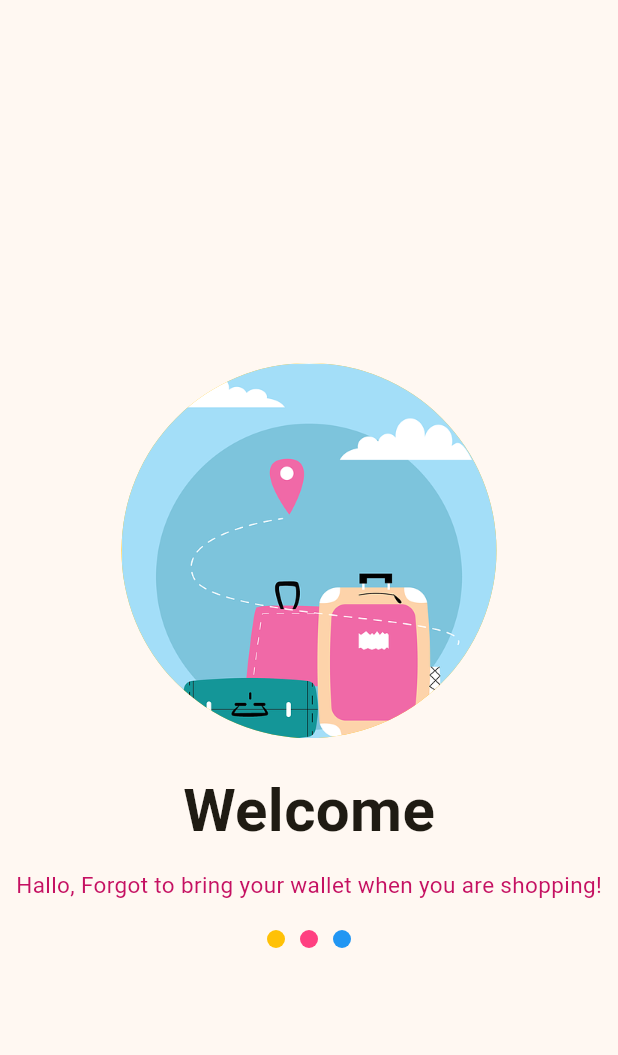
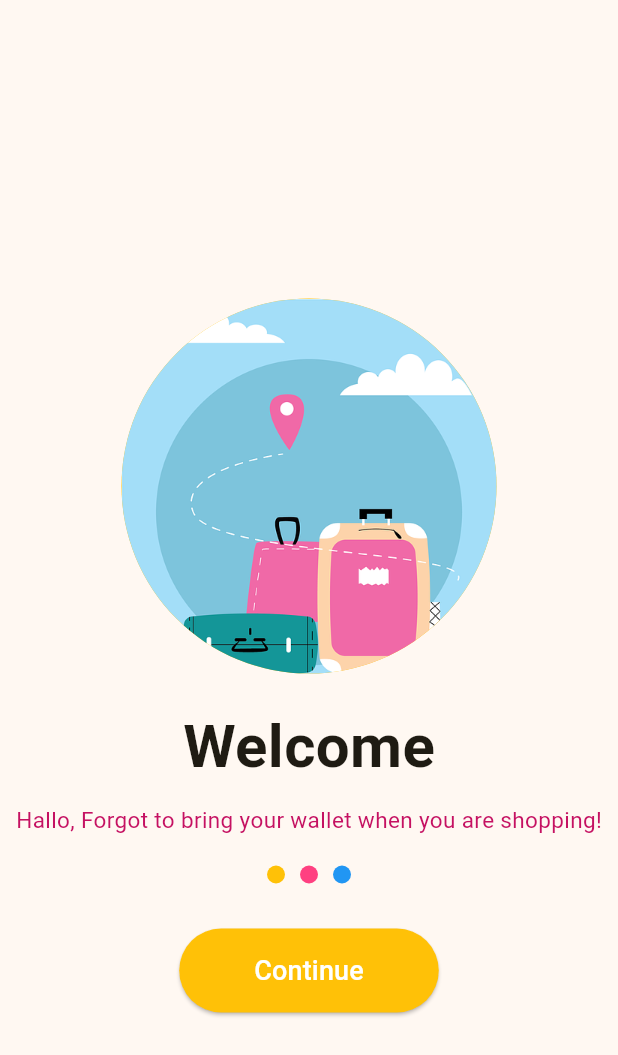
Before and after one commit to ginaa07/KB1179-1123150124-uts, a Flutter app: the screen it shows after launch, on a phone screen of 412 x 824 dp. Shown: the top 1055 px of the screen. Run offline on Flutter 3.47's test engine with Material 3 defaults, Android fonts, the phone set to English and light mode, and no system bars.

Commit message:
membuat button continue

```diff
--- a/lib/screen/splash_screen_1.dart
+++ b/lib/screen/splash_screen_1.dart
@@ -74,7 +74,28 @@ class SplashScreen1 extends StatelessWidget {
                 ),
               ),
             ],
-          )
+          ),
+          SizedBox(height: 30),
+          Container(
+            child: ElevatedButton(
+              onPressed: () {
+                Navigator.push(
+                  context,
+                  MaterialPageRoute(builder: (context) => SplashScreen1()),
+                  );
+              },
+              style: ElevatedButton.styleFrom(
+                backgroundColor: Colors.amber,
+                padding: const EdgeInsets.symmetric(horizontal: 50.0, vertical: 15.0),
+                shape: RoundedRectangleBorder(
+                  borderRadius: BorderRadiusGeometry.circular(30.0),
+                ),
+              ),
+              child: Text('Continue',
+              style: TextStyle(fontSize: 18.0, color: Colors.white),
+              ),
+              ),
+          ),
         ],
       ),
       )
```
Also changed, not shown: screenshoothome/ScreenshotSplashScreen1.png (deleted).
